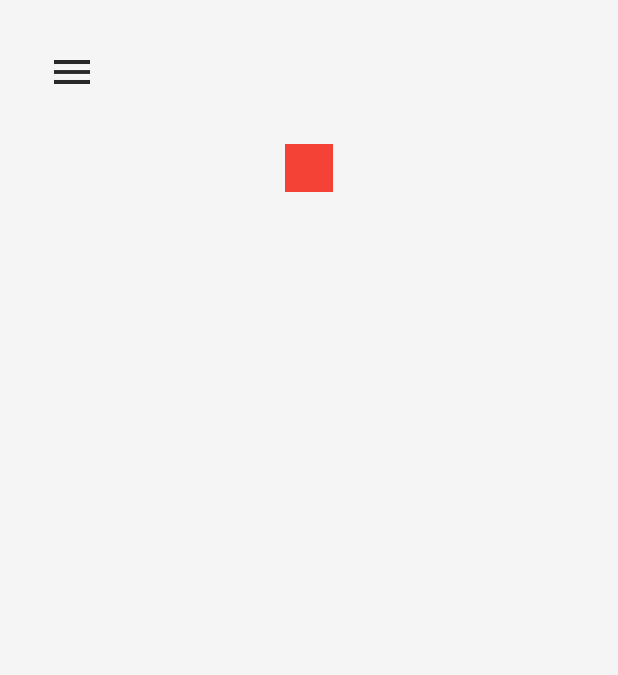
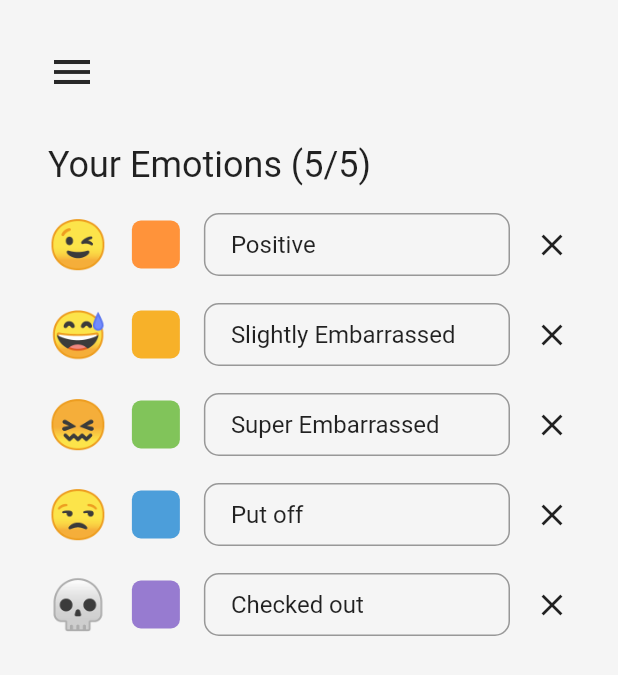
Before and after one commit to 12yanogden/EchoLog, a Flutter app: the Settings screen opened directly, on a phone screen of 412 x 824 dp. Shown: the top 675 px of the screen. Run offline on Flutter 3.47's test engine with Material 2 defaults, Android fonts, the phone set to English and light mode, and no system bars; our stand-ins replace permission_handler; missing offline and left inert: flutter_sound; Roboto replaces fonts that are missing (Comfortaa).

Commit message:
add custom emotions

```diff
--- a/lib/components/hamburger_menu.dart
+++ b/lib/components/hamburger_menu.dart
@@ -1,6 +1,6 @@
 import 'package:echolog/components/hamburger_menu_item.dart';
 import 'package:echolog/emotion_ratings/pages/trends.dart';
-import 'package:echolog/emotions/pages/settings.dart';
+import 'package:echolog/settings/pages/settings.dart';
 import 'package:echolog/entries/pages/home.dart';
 import 'package:echolog/style/custom_colors.dart';
 import 'package:flutter/material.dart';
--- /dev/null
+++ b/lib/emotions/components/emotion_list.dart
@@ -0,0 +1,54 @@
+import 'package:echolog/emotions/components/emotion_list_item.dart';
+import 'package:echolog/emotions/models/emotion.dart';
+import 'package:echolog/style/custom_text.dart';
+import 'package:flutter/material.dart';
+
+class EmotionList extends StatefulWidget {
+  final List<Emotion> emotions;
+  final int emotionsLimit;
+
+  EmotionList({Key? key, required this.emotions, required this.emotionsLimit})
+      : super(key: key);
+
+  @override
+  _EmotionListState createState() => _EmotionListState();
+}
+
+class _EmotionListState extends State<EmotionList> {
+  @override
+  void initState() {
+    super.initState();
+  }
+
+  @override
+  void dispose() {
+    super.dispose();
+  }
+
+  @override
+  Widget build(BuildContext context) {
+    return Column(crossAxisAlignment: CrossAxisAlignment.start, children: [
+      Text(
+          (int emotionsCount, int emotionsMaxCount) {
+            return "Your Emotions ($emotionsCount/$emotionsMaxCount)";
+          }(widget.emotions.length, widget.emotionsLimit),
+          style: large),
+      const SizedBox(
+        height: 18,
+      ),
+      Builder(builder: (context) {
+        final emotions = widget.emotions;
+        return Expanded(
+            child: ListView.separated(
+                shrinkWrap: true,
+                itemCount: widget.emotions.length,
+                itemBuilder: (BuildContext context, int index) {
+                  return EmotionListItem(emotion: emotions[index]);
+                },
+                separatorBuilder: (context, index) => const SizedBox(
+                      height: 18,
+                    )));
+      })
+    ]);
+  }
+}
--- a/lib/emotions/components/emotion_list_item.dart
+++ b/lib/emotions/components/emotion_list_item.dart
@@ -1,22 +1,59 @@
 import 'package:echolog/emotions/components/color_square.dart';
 import 'package:echolog/emotions/models/emotion.dart';
+import 'package:echolog/style/custom_colors.dart';
 import 'package:echolog/style/custom_text.dart';
 import 'package:flutter/material.dart';
 
-class EmotionListItem extends StatelessWidget {
+class EmotionListItem extends StatefulWidget {
   final Emotion emotion;
 
   EmotionListItem({Key? key, required this.emotion}) : super(key: key);
 
   @override
+  _EmotionListItemState createState() => _EmotionListItemState();
+}
+
+class _EmotionListItemState extends State<EmotionListItem> {
+  late final TextEditingController _textEditingController;
+
+  @override
+  void initState() {
+    super.initState();
+
+    _textEditingController = TextEditingController(text: widget.emotion.name);
+  }
+
+  @override
+  void dispose() {
+    _textEditingController.dispose();
+
+    super.dispose();
+  }
+
+  @override
   Widget build(BuildContext context) {
-    return Expanded(
-        child: Row(
+    return Row(
       children: [
-        Text(emotion.getEmoji(), textAlign: TextAlign.center, style: emoji),
-        ColorSquare(color: emotion.getColor()),
-        Text(emotion.getName(), style: medium)
+        Text(widget.emotion.getEmoji(),
+            textAlign: TextAlign.center, style: emoji),
+        Container(width: 16),
+        ColorSquare(color: widget.emotion.getColor()),
+        const SizedBox(width: 16),
+        Expanded(
+            child: SizedBox(
+                height: 42,
+                child: TextField(
+                    controller: _textEditingController,
+                    decoration: InputDecoration(
+                      contentPadding: const EdgeInsets.fromLTRB(18, 0, 0, 0),
+                      border: OutlineInputBorder(
+                        borderSide: const BorderSide(color: textFieldStroke),
+                        borderRadius: BorderRadius.circular(10),
+                      ),
+                    )))),
+        const SizedBox(width: 16),
+        const Icon(Icons.close)
       ],
-    ));
+    );
   }
 }
--- a/lib/emotions/pages/settings.dart
+++ /dev/null
@@ -1,77 +0,0 @@
-import 'package:echolog/components/hamburger_menu.dart';
-import 'package:echolog/components/top_bar.dart';
-import 'package:echolog/emotions/components/color_square.dart';
-import 'package:echolog/emotions/components/emotion_list_item.dart';
-import 'package:echolog/emotions/models/emotion.dart';
-import 'package:echolog/emotions/services/emotion_service.dart';
-import 'package:echolog/style/custom_text.dart';
-import 'package:flutter/material.dart';
-
-class Settings extends StatefulWidget {
-  const Settings({super.key});
-
-  @override
-  State<Settings> createState() => _SettingsState();
-}
-
-class _SettingsState extends State<Settings> {
-  final EmotionService emotionService = EmotionService();
-
-  @override
-  void initState() {
-    super.initState();
-  }
-
-  @override
-  void dispose() {
-    super.dispose();
-  }
-
-  @override
-  Widget build(BuildContext context) {
-    return Scaffold(
-        drawer: const HamburgerMenu(currentPageName: 'Settings'),
-        body: SafeArea(
-            child: Column(children: [
-          const TopBar(),
-          Padding(
-              padding: const EdgeInsets.symmetric(horizontal: 32),
-              child: Container(width: 32, height: 32, color: Colors.red))
-          // Padding(
-          //     padding: const EdgeInsets.symmetric(horizontal: 32),
-          //     child: Column(children: [
-          //       Text(
-          //           (int emotionsCount, int emotionsMaxCount) {
-          //             return "Your Emotions ($emotionsCount/$emotionsMaxCount)";
-          //           }(emotionService.getActiveEmotionCount(),
-          //               emotionService.getActiveEmotionLimit()),
-          //           style: large),
-          //       Expanded(
-          //           child: ListView.builder(
-          //               itemCount: emotionService.getActiveEmotionCount(),
-          //               itemBuilder: (BuildContext context, int index) {
-          //                 return Expanded(
-          //                     child: Row(
-          //                   children: [
-          //                     Text(
-          //                         emotionService
-          //                             .getActiveEmotions()[index]
-          //                             .getEmoji(),
-          //                         textAlign: TextAlign.center,
-          //                         style: emoji),
-          //                     ColorSquare(
-          //                         color: emotionService
-          //                             .getActiveEmotions()[index]
-          //                             .getColor()),
-          //                     Text(
-          //                         emotionService
-          //                             .getActiveEmotions()[index]
-          //                             .getName(),
-          //                         style: medium)
-          //                   ],
-          //                 ));
-          //               }))
-          //     ]))
-        ])));
-  }
-}
--- a/lib/emotions/services/emotion_service.dart
+++ b/lib/emotions/services/emotion_service.dart
@@ -1,4 +1,5 @@
 import 'package:echolog/emotions/models/emotion.dart';
+import 'package:echolog/style/custom_colors.dart';
 import 'package:flutter/material.dart';
 
 class EmotionService {
@@ -8,21 +9,18 @@ class EmotionService {
   EmotionService._internal();
 
   factory EmotionService() {
-    _instance.initializeActiveEmotions();
-
     return _instance;
   }
 
   List<Emotion> emotions = [
-    Emotion(0, "😡", Colors.red, "angry", true),
-    Emotion(1, "😭", Colors.blue, "sad", true),
-    Emotion(2, "🥱", Colors.purple, "tired", true),
-    Emotion(3, "😖", Colors.yellow, "stressed", true),
-    Emotion(4, "😄", Colors.green, "happy", true)
+    Emotion(0, "😉", a2, "Positive", true),
+    Emotion(1, "😅", b2, "Slightly Embarrassed", true),
+    Emotion(2, "😖", c2, "Super Embarrassed", true),
+    Emotion(3, "😒", d2, "Put off", true),
+    Emotion(4, "💀", e2, "Checked out", true)
   ];
-  List<Emotion> activeEmotions = [];
 
-  void initializeActiveEmotions() {
+  List<Emotion> getActiveEmotions() {
     List<Emotion> activeEmotions = [];
 
     for (Emotion emotion in emotions) {
@@ -31,10 +29,6 @@ class EmotionService {
       }
     }
 
-    this.activeEmotions = activeEmotions;
-  }
-
-  List<Emotion> getActiveEmotions() {
     return activeEmotions;
   }
 
--- /dev/null
+++ b/lib/settings/pages/settings.dart
@@ -0,0 +1,43 @@
+import 'package:echolog/components/hamburger_menu.dart';
+import 'package:echolog/components/top_bar.dart';
+import 'package:echolog/emotions/components/emotion_list.dart';
+import 'package:echolog/emotions/services/emotion_service.dart';
+import 'package:flutter/material.dart';
+
+class Settings extends StatefulWidget {
+  const Settings({super.key});
+
+  @override
+  State<Settings> createState() => _SettingsState();
+}
+
+class _SettingsState extends State<Settings> {
+  final EmotionService emotionService = EmotionService();
+
+  @override
+  void initState() {
+    super.initState();
+  }
+
+  @override
+  void dispose() {
+    super.dispose();
+  }
+
+  @override
+  Widget build(BuildContext context) {
+    return Scaffold(
+        drawer: const HamburgerMenu(currentPageName: 'Settings'),
+        body: SafeArea(
+            child:
+                Column(crossAxisAlignment: CrossAxisAlignment.start, children: [
+          const TopBar(),
+          Expanded(
+              child: Padding(
+                  padding: const EdgeInsets.symmetric(horizontal: 32),
+                  child: EmotionList(
+                      emotions: emotionService.getActiveEmotions(),
+                      emotionsLimit: emotionService.getActiveEmotionLimit())))
+        ])));
+  }
+}
```
Also changed, not shown: lib/style/custom_colors.dart (+31 -0 lines).
